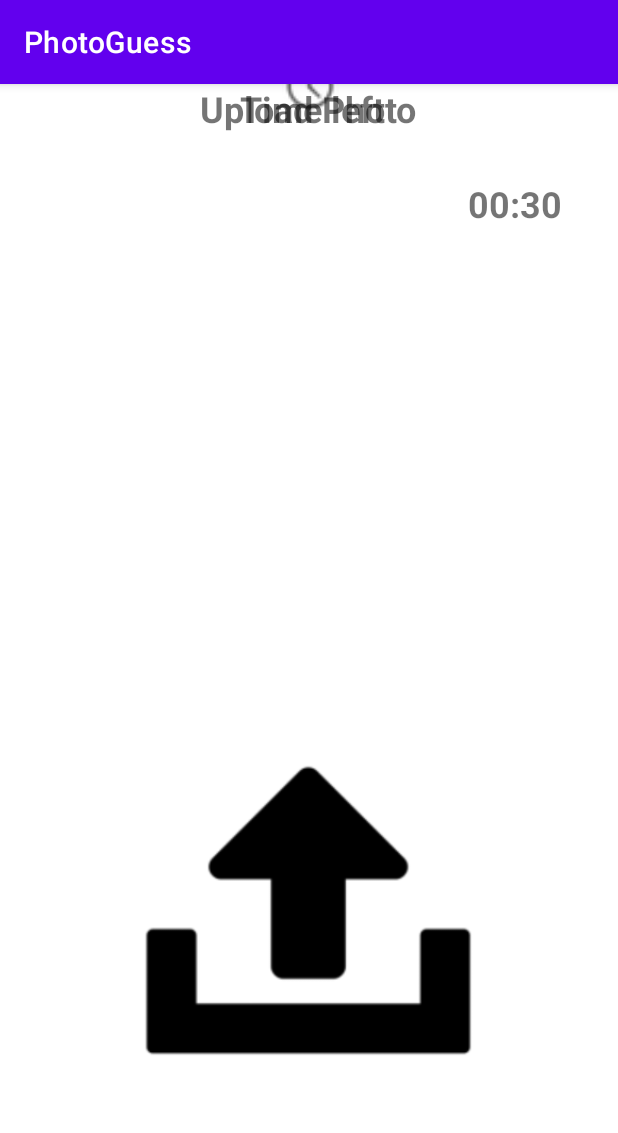
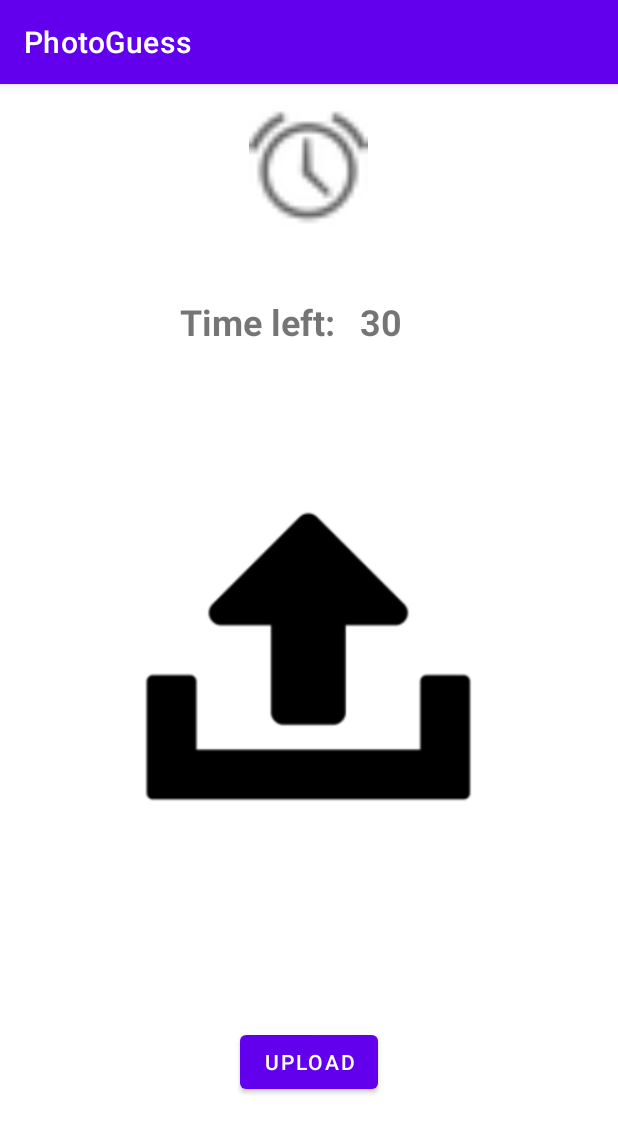
Before and after one commit to shech2/PhotoGuess, an Android app: the fragment PhotoPickerFragment shown on its own in the app's theme, on a phone screen of 412 x 824 dp. Shown: the top 1133 px of the screen. Run offline under Robolectric (Android 15) with nearby library versions, the light colour scheme and no system bars; our stand-ins replace Firebase (no records; nobody signed in at launch, a user with empty details on screens opened directly); pictures from the network do not load; 1 statement that could not run was skipped.

Commit message:
Photo uploading works

```diff
--- a/app/build.gradle
+++ b/app/build.gradle
@@ -41,8 +41,9 @@ dependencies {
     testImplementation 'junit:junit:4.13.2'
     androidTestImplementation 'androidx.test.ext:junit:1.1.5'
     androidTestImplementation 'androidx.test.espresso:espresso-core:3.5.1'
-    implementation platform('com.google.firebase:firebase-bom:31.1.1')
     implementation 'com.google.firebase:firebase-analytics'
     implementation 'com.google.firebase:firebase-firestore'
     implementation 'com.google.firebase:firebase-database'
+    implementation platform('com.google.firebase:firebase-bom:31.2.0')
+    implementation 'com.google.firebase:firebase-storage'
 }
--- a/app/src/main/java/com/example/photoguess/PhotoPickerFragment.java
+++ b/app/src/main/java/com/example/photoguess/PhotoPickerFragment.java
@@ -1,27 +1,89 @@
 package com.example.photoguess;
 
+import android.graphics.Bitmap;
+import android.graphics.BitmapFactory;
+import android.graphics.RenderEffect;
+import android.graphics.Shader;
+import android.graphics.drawable.BitmapDrawable;
+import android.net.Uri;
+import android.os.Build;
 import android.os.Bundle;
 
+import androidx.activity.result.ActivityResultCallback;
+import androidx.activity.result.ActivityResultLauncher;
+import androidx.activity.result.contract.ActivityResultContracts;
 import androidx.annotation.NonNull;
 import androidx.fragment.app.Fragment;
 
+import android.provider.MediaStore;
+import android.util.Base64;
 import android.view.LayoutInflater;
 import android.view.View;
 import android.view.ViewGroup;
+import android.widget.Toast;
+import com.example.photoguess.databinding.FragmentPhotoPickerBinding;
+import com.google.android.gms.tasks.OnFailureListener;
+import com.google.android.gms.tasks.OnSuccessListener;
+import com.google.firebase.database.DatabaseReference;
+import com.google.firebase.database.FirebaseDatabase;
+import com.google.firebase.storage.FirebaseStorage;
+import com.google.firebase.storage.StorageReference;
+import com.google.firebase.storage.UploadTask;
 
-import com.example.photoguess.databinding.FragmentPhotoPickerBinding;
+import java.io.ByteArrayOutputStream;
 
 public class PhotoPickerFragment extends Fragment {
 
     FragmentPhotoPickerBinding binding;
     View view;
+    ActivityResultLauncher<String> gallery;
+    DatabaseReference roomRef;
+    FirebaseDatabase database;
+
+    FirebaseStorage storage;
+    StorageReference storageRef;
+    String roomPin;
+
+    boolean photoChanged = false;
 
     @Override
     public View onCreateView(@NonNull LayoutInflater inflater, ViewGroup container,
                              Bundle savedInstanceState) {
-        // Inflate the layout for this fragment
+        savedInstanceState = this.getArguments();
+        assert savedInstanceState != null;
+        roomPin = savedInstanceState.getString("roomPin");
         binding = FragmentPhotoPickerBinding.inflate(inflater, container, false);
+        database = FirebaseDatabase.getInstance("https://photoguess-6deb1-default-rtdb.europe-west1.firebasedatabase.app/");
+        roomRef = database.getReference("Rooms").child("Room_" + roomPin);
         view = binding.getRoot();
+
+
+        ActivityResultContracts.GetContent getContentContract = new ActivityResultContracts.GetContent();
+        gallery = registerForActivityResult(getContentContract, result -> {
+            binding.uploadPhotoImage.setImageURI(result);
+            photoChanged = true;
+        });
+
+        binding.uploadPhotoImage.setOnClickListener(view -> gallery.launch("image/*"));
+        binding.uploadPhotoToFirebase.setOnClickListener(view -> {
+                    if (photoChanged) {
+                        Bitmap bitmap = ((BitmapDrawable) binding.uploadPhotoImage.getDrawable()).getBitmap();
+                        ByteArrayOutputStream baos = new ByteArrayOutputStream();
+                        bitmap.compress(Bitmap.CompressFormat.JPEG, 100, baos);
+                        byte[] data = baos.toByteArray();
+                        storage = FirebaseStorage.getInstance("gs://photoguess-6deb1.appspot.com");
+                        storageRef = storage.getReference().child("Room_" + roomPin);
+                        UploadTask uploadTask = storageRef.putBytes(data);
+                        uploadTask.addOnFailureListener(exception -> Toast.makeText(getContext(), "Upload unsuccessful", Toast.LENGTH_SHORT).show()).addOnSuccessListener(taskSnapshot -> {
+                            Toast.makeText(getContext(), "Upload successful", Toast.LENGTH_SHORT).show();
+                            roomRef.child("photoUploaded").setValue(true);
+                        });
+                    }
+                    else {
+                        Toast.makeText(getContext(), "Please upload an image", Toast.LENGTH_SHORT).show();
+                    }
+                }
+            );
         return view;
     }
 }
--- a/app/src/main/java/com/example/photoguess/gameLobbyFragment.java
+++ b/app/src/main/java/com/example/photoguess/gameLobbyFragment.java
@@ -161,7 +161,8 @@ public class gameLobbyFragment extends Fragment {
     }
 
     public void setRandomUploader(){
-        int random = (int) (Math.random() * playersCount + 1);
-        roomRef.child("PhotoUploader").setValue("Player"+random);
+        roomRef.child("PhotoUploader").setValue("Player1");
+//        int random = (int) (Math.random() * playersCount + 1);
+//        roomRef.child("PhotoUploader").setValue("Player"+random);
     }
 }
--- a/app/src/main/java/com/example/photoguess/rouletteFragment.java
+++ b/app/src/main/java/com/example/photoguess/rouletteFragment.java
@@ -194,11 +194,15 @@ public class rouletteFragment extends Fragment {
     }
 
     private void nextFragment() {
+        Bundle bundle = new Bundle();
+        bundle.putString("roomPin", roomPin);
         if (playerPosition == photoUploaderInt) {
             PhotoPickerFragment photoPickerFragment = new PhotoPickerFragment();
+            photoPickerFragment.setArguments(bundle);
             replaceFragment(photoPickerFragment);
         }else{
             WaitingRoomFragment waitingRoomFragment = new WaitingRoomFragment();
+            waitingRoomFragment.setArguments(bundle);
             replaceFragment(waitingRoomFragment);
         }
     }
--- a/app/src/main/res/layout/fragment_photo_picker.xml
+++ b/app/src/main/res/layout/fragment_photo_picker.xml
@@ -9,67 +9,75 @@
     <!-- TODO: Update blank fragment layout -->
 
     <ImageView
-        android:id="@+id/logo"
+        android:id="@+id/uploadPhotoImage"
         android:layout_width="410dp"
         android:layout_height="230dp"
         android:layout_alignParentStart="false"
+        android:layout_marginBottom="40dp"
         android:background="#FFFFFF"
         android:contentDescription="@string/logo"
-        app:layout_constraintBottom_toBottomOf="parent"
+        app:layout_constraintBottom_toTopOf="@+id/uploadPhotoToFirebase"
+        app:layout_constraintEnd_toEndOf="parent"
+        app:layout_constraintHorizontal_bias="0.0"
+        app:layout_constraintStart_toStartOf="parent"
+        app:layout_constraintTop_toBottomOf="@+id/Timer"
+        app:srcCompat="@drawable/uploadlogo_foreground" />
+
+    <TextView
+        android:id="@+id/Timer"
+        android:layout_width="112dp"
+        android:layout_height="wrap_content"
+        android:layout_marginStart="100dp"
+        android:layout_marginTop="50dp"
+        android:text=" Time left:"
+        android:textSize="24sp"
+        android:textStyle="bold"
+        app:layout_constraintBottom_toTopOf="@+id/uploadPhotoImage"
+        app:layout_constraintEnd_toStartOf="@+id/TimerTV"
+        app:layout_constraintStart_toStartOf="parent"
+        app:layout_constraintTop_toTopOf="parent"
+        app:layout_constraintVertical_bias="0.251" />
+
+    <ImageView
+        android:id="@+id/TimerView"
+        android:layout_width="92dp"
+        android:layout_height="79dp"
+        android:layout_marginStart="159dp"
+        android:layout_marginTop="16dp"
+        android:layout_marginEnd="160dp"
+        android:contentDescription="Clock image"
+        android:scrollbarSize="20dp"
+        android:src="@android:drawable/ic_lock_idle_alarm"
+        app:layout_constraintBottom_toTopOf="@+id/Timer"
         app:layout_constraintEnd_toEndOf="parent"
         app:layout_constraintHorizontal_bias="0.0"
         app:layout_constraintStart_toStartOf="parent"
         app:layout_constraintTop_toTopOf="parent"
-        app:layout_constraintVertical_bias="0.81"
-        app:srcCompat="@drawable/uploadlogo_foreground" />
-
-    <TextView
-        android:id="@+id/UploadPhotoTV"
-        android:layout_width="wrap_content"
-        android:layout_height="wrap_content"
-        android:text="Upload Photo"
-        android:textSize="24sp"
-        android:textStyle="bold"
-        app:layout_constraintEnd_toEndOf="parent"
-        app:layout_constraintHorizontal_bias="0.498"
-        app:layout_constraintStart_toStartOf="parent"
-        tools:layout_editor_absoluteY="660dp" />
-
-    <TextView
-        android:id="@+id/Timer"
-        android:layout_width="wrap_content"
-        android:layout_height="wrap_content"
-        android:text=" Time left"
-        android:textSize="24sp"
-        android:textStyle="bold"
-        app:layout_constraintEnd_toEndOf="parent"
-        app:layout_constraintHorizontal_bias="0.498"
-        app:layout_constraintStart_toStartOf="parent"
-        tools:layout_editor_absoluteY="128dp" />
-
-    <ImageView
-        android:id="@+id/TimerView"
-        android:layout_width="60dp"
-        android:layout_height="38dp"
-        android:scrollbarSize="20dp"
-        android:src="@android:drawable/ic_lock_idle_alarm"
-        app:layout_constraintBottom_toTopOf="@+id/Timer"
-        app:layout_constraintEnd_toEndOf="parent"
-        app:layout_constraintHorizontal_bias="0.501"
-        app:layout_constraintStart_toStartOf="parent"
-        app:layout_constraintTop_toTopOf="parent" />
+        app:layout_constraintVertical_bias="0.0" />
 
     <TextView
         android:id="@+id/TimerTV"
         android:layout_width="wrap_content"
         android:layout_height="wrap_content"
-        android:layout_marginTop="44dp"
-        android:text="00:30"
+        android:layout_marginEnd="130dp"
+        android:text="30"
         android:textSize="24sp"
         android:textStyle="bold"
+        app:layout_constraintBottom_toBottomOf="@+id/Timer"
         app:layout_constraintEnd_toEndOf="parent"
-        app:layout_constraintHorizontal_bias="0.597"
         app:layout_constraintStart_toEndOf="@+id/Timer"
-        app:layout_constraintTop_toBottomOf="@+id/TimerView" />
+        app:layout_constraintTop_toTopOf="@+id/Timer" />
+
+    <Button
+        android:id="@+id/uploadPhotoToFirebase"
+        android:layout_width="wrap_content"
+        android:layout_height="wrap_content"
+        android:text="Upload"
+        app:layout_constraintBottom_toBottomOf="parent"
+        app:layout_constraintEnd_toEndOf="parent"
+        app:layout_constraintHorizontal_bias="0.501"
+        app:layout_constraintStart_toStartOf="parent"
+        app:layout_constraintTop_toBottomOf="@+id/uploadPhotoImage"
+        app:layout_constraintVertical_bias="0.136" />
 
 </androidx.constraintlayout.widget.ConstraintLayout>
```
